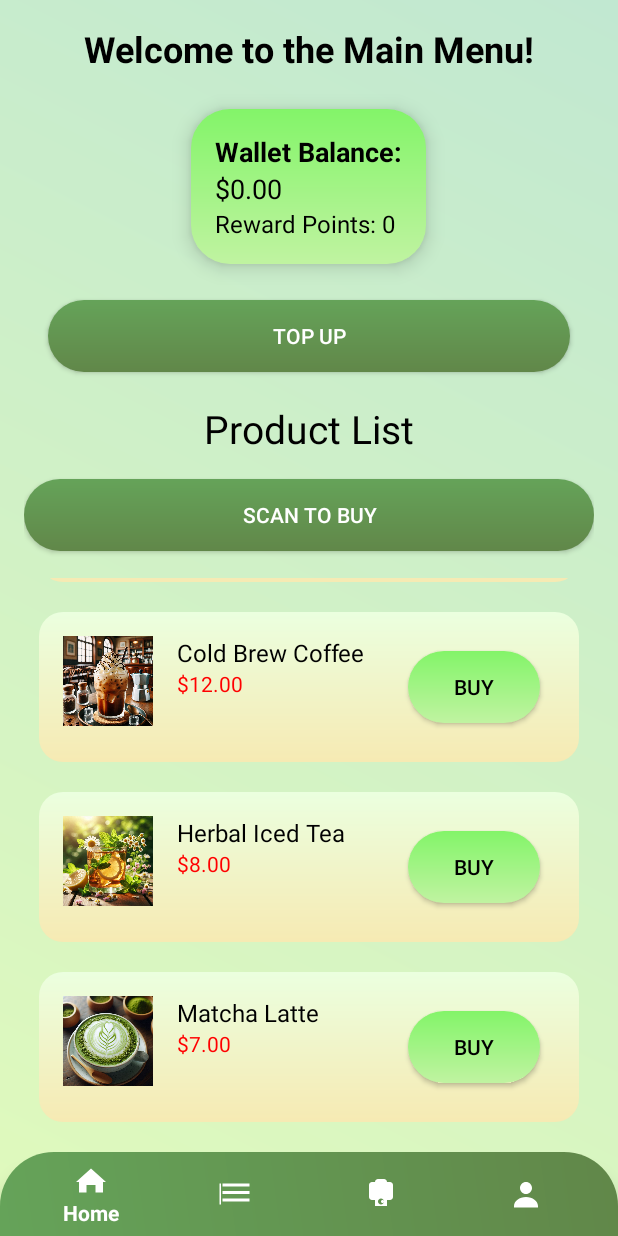
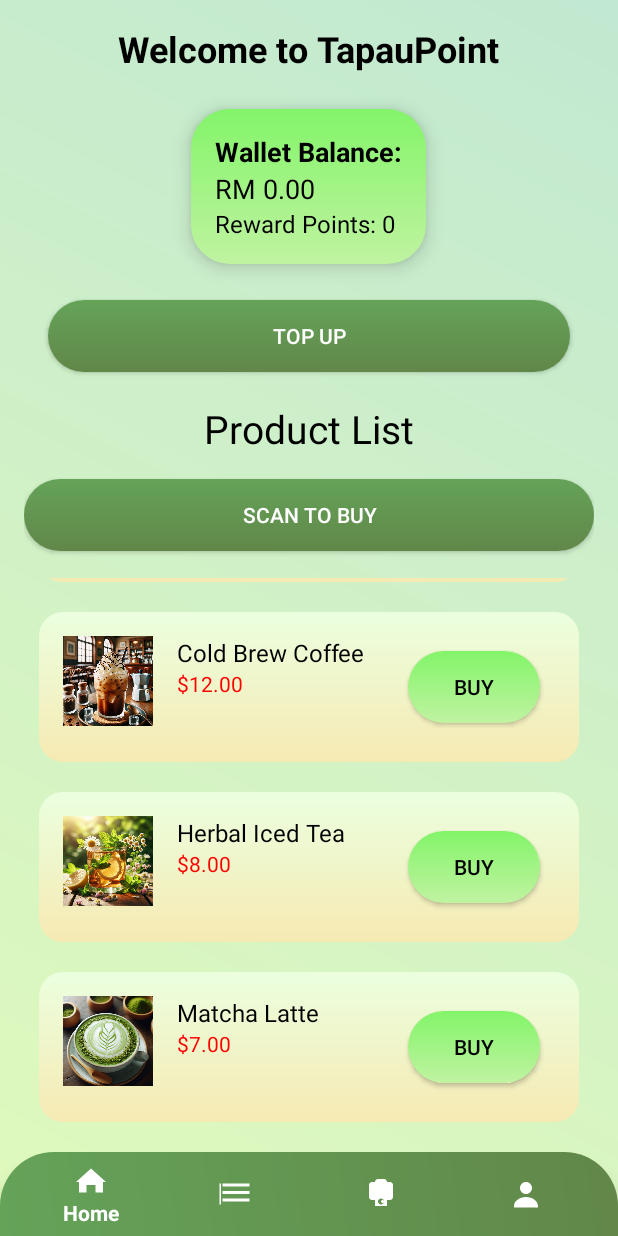
Before and after one commit to Aaqil456/RewardSystemApp, an Android app: the screen it shows after launch once a user with an empty profile is signed in (MainActivity), scrolled down 347 dp, on a phone screen of 412 x 824 dp. Run offline under Robolectric (Android 15) with nearby library versions, the phone set to English and light mode, and no system bars; our stand-ins replace Firebase (no records; nobody signed in at launch, a user with empty details on screens opened directly).

Commit message:
change currency

```diff
--- a/app/src/main/java/com/example/myapplication/MainActivity.java
+++ b/app/src/main/java/com/example/myapplication/MainActivity.java
@@ -193,7 +193,7 @@ public class MainActivity extends AppCompatActivity implements ProductAdapter.On
                         if (documentSnapshot.exists()) {
                             Double userMoney = documentSnapshot.getDouble("userMoney");
                             Double rewardPoint = documentSnapshot.getDouble("rewardPoints");
-                            walletBalanceTextView.setText("Balance: $" + userMoney);
+                            walletBalanceTextView.setText("Balance: RM" + userMoney);
                             RewardPointTV.setText("Reward Points: " + rewardPoint);
                         }
                     })
@@ -246,7 +246,7 @@ public class MainActivity extends AppCompatActivity implements ProductAdapter.On
             db.collection("users").document(userId)
                     .update("userMoney", FieldValue.increment(amount))
                     .addOnSuccessListener(aVoid -> {
-                        Toast.makeText(MainActivity.this, "Wallet topped up with $" + amount, Toast.LENGTH_SHORT).show();
+                        Toast.makeText(MainActivity.this, "Wallet topped up with RM" + amount, Toast.LENGTH_SHORT).show();
                         walletInfo(); // Reload the balance after topping up
                     })
                     .addOnFailureListener(e -> Toast.makeText(MainActivity.this, "Failed to top up wallet", Toast.LENGTH_SHORT).show());
--- a/app/src/main/res/layout/activity_main.xml
+++ b/app/src/main/res/layout/activity_main.xml
@@ -25,7 +25,7 @@
             android:layout_width="wrap_content"
             android:layout_height="wrap_content"
             android:layout_gravity="center"
-            android:text="Welcome to the Main Menu!"
+            android:text="Welcome to TapauPoint"
             android:textColor="#000000"
             android:textSize="24sp"
             android:textStyle="bold" />
@@ -54,7 +54,7 @@
                 android:id="@+id/wallet_balance"
                 android:layout_width="wrap_content"
                 android:layout_height="wrap_content"
-                android:text="$0.00"
+                android:text="RM 0.00"
                 android:textColor="#000000"
                 android:textSize="18sp" />
 
```
Also changed, not shown: app/src/main/java/com/example/myapplication/ProfileActivity.java (+4 -4 lines).
